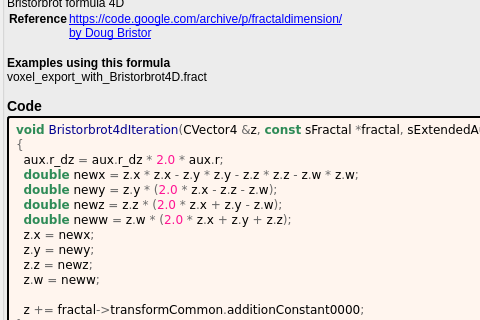
First picture: the form in mandelbulber2/formula/ui/bristorbrot4d.ui, repository buddhi1980/mandelbulber2, before the edit; both pictures show x 0 to 480 and y 144 to 464 of the 790 by 1040 pixel window.
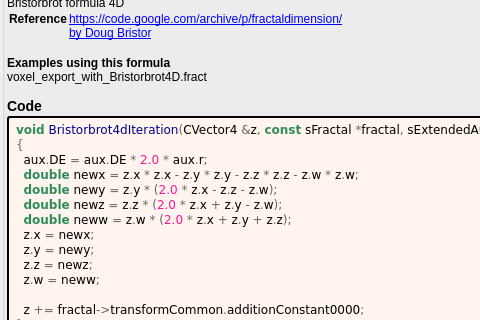
Second picture: the form after the edit. Custom widgets are drawn as their Qt base class.

Diff of the .ui file:
```diff
--- a/mandelbulber2/formula/ui/bristorbrot4d.ui
+++ b/mandelbulber2/formula/ui/bristorbrot4d.ui
@@ -247,7 +247,7 @@
          <string notr="true">&lt;body style=&quot;background-color:#fff5ee&quot;&gt;
 &lt;pre style=&quot;color:#000000; background-color:#fff5ee;  font-family:'Courier New',monospace;&quot;&gt;&lt;span style=&quot;color:#2e8b57; font-weight:bold&quot;&gt;void&lt;/span&gt; &lt;span style=&quot;color:#00008f&quot;&gt;Bristorbrot4dIteration&lt;/span&gt;&lt;span style=&quot;color:#676767&quot;&gt;(&lt;/span&gt;CVector4 &lt;span style=&quot;color:#676767&quot;&gt;&amp;amp;&lt;/span&gt;z&lt;span style=&quot;color:#676767&quot;&gt;,&lt;/span&gt; &lt;span style=&quot;color:#2e8b57; font-weight:bold&quot;&gt;const&lt;/span&gt; sFractal &lt;span style=&quot;color:#676767&quot;&gt;*&lt;/span&gt;fractal&lt;span style=&quot;color:#676767&quot;&gt;,&lt;/span&gt; sExtendedAux &lt;span style=&quot;color:#676767&quot;&gt;&amp;amp;&lt;/span&gt;aux&lt;span style=&quot;color:#676767&quot;&gt;)&lt;/span&gt;
 &lt;span style=&quot;color:#676767&quot;&gt;{&lt;/span&gt;
-  aux&lt;span style=&quot;color:#676767&quot;&gt;.&lt;/span&gt;r_dz &lt;span style=&quot;color:#676767&quot;&gt;=&lt;/span&gt; aux&lt;span style=&quot;color:#676767&quot;&gt;.&lt;/span&gt;r_dz &lt;span style=&quot;color:#676767&quot;&gt;*&lt;/span&gt; &lt;span style=&quot;color:#ff1493&quot;&gt;2.0&lt;/span&gt; &lt;span style=&quot;color:#676767&quot;&gt;*&lt;/span&gt; aux&lt;span style=&quot;color:#676767&quot;&gt;.&lt;/span&gt;r&lt;span style=&quot;color:#676767&quot;&gt;;&lt;/span&gt;
+  aux&lt;span style=&quot;color:#676767&quot;&gt;.&lt;/span&gt;DE &lt;span style=&quot;color:#676767&quot;&gt;=&lt;/span&gt; aux&lt;span style=&quot;color:#676767&quot;&gt;.&lt;/span&gt;DE &lt;span style=&quot;color:#676767&quot;&gt;*&lt;/span&gt; &lt;span style=&quot;color:#ff1493&quot;&gt;2.0&lt;/span&gt; &lt;span style=&quot;color:#676767&quot;&gt;*&lt;/span&gt; aux&lt;span style=&quot;color:#676767&quot;&gt;.&lt;/span&gt;r&lt;span style=&quot;color:#676767&quot;&gt;;&lt;/span&gt;
   &lt;span style=&quot;color:#2e8b57; font-weight:bold&quot;&gt;double&lt;/span&gt; newx &lt;span style=&quot;color:#676767&quot;&gt;=&lt;/span&gt; z&lt;span style=&quot;color:#676767&quot;&gt;.&lt;/span&gt;x &lt;span style=&quot;color:#676767&quot;&gt;*&lt;/span&gt; z&lt;span style=&quot;color:#676767&quot;&gt;.&lt;/span&gt;x &lt;span style=&quot;color:#676767&quot;&gt;-&lt;/span&gt; z&lt;span style=&quot;color:#676767&quot;&gt;.&lt;/span&gt;y &lt;span style=&quot;color:#676767&quot;&gt;*&lt;/span&gt; z&lt;span style=&quot;color:#676767&quot;&gt;.&lt;/span&gt;y &lt;span style=&quot;color:#676767&quot;&gt;-&lt;/span&gt; z&lt;span style=&quot;color:#676767&quot;&gt;.&lt;/span&gt;z &lt;span style=&quot;color:#676767&quot;&gt;*&lt;/span&gt; z&lt;span style=&quot;color:#676767&quot;&gt;.&lt;/span&gt;z &lt;span style=&quot;color:#676767&quot;&gt;-&lt;/span&gt; z&lt;span style=&quot;color:#676767&quot;&gt;.&lt;/span&gt;w &lt;span style=&quot;color:#676767&quot;&gt;*&lt;/span&gt; z&lt;span style=&quot;color:#676767&quot;&gt;.&lt;/span&gt;w&lt;span style=&quot;color:#676767&quot;&gt;;&lt;/span&gt;
   &lt;span style=&quot;color:#2e8b57; font-weight:bold&quot;&gt;double&lt;/span&gt; newy &lt;span style=&quot;color:#676767&quot;&gt;=&lt;/span&gt; z&lt;span style=&quot;color:#676767&quot;&gt;.&lt;/span&gt;y &lt;span style=&quot;color:#676767&quot;&gt;* (&lt;/span&gt;&lt;span style=&quot;color:#ff1493&quot;&gt;2.0&lt;/span&gt; &lt;span style=&quot;color:#676767&quot;&gt;*&lt;/span&gt; z&lt;span style=&quot;color:#676767&quot;&gt;.&lt;/span&gt;x &lt;span style=&quot;color:#676767&quot;&gt;-&lt;/span&gt; z&lt;span style=&quot;color:#676767&quot;&gt;.&lt;/span&gt;z &lt;span style=&quot;color:#676767&quot;&gt;-&lt;/span&gt; z&lt;span style=&quot;color:#676767&quot;&gt;.&lt;/span&gt;w&lt;span style=&quot;color:#676767&quot;&gt;);&lt;/span&gt;
   &lt;span style=&quot;color:#2e8b57; font-weight:bold&quot;&gt;double&lt;/span&gt; newz &lt;span style=&quot;color:#676767&quot;&gt;=&lt;/span&gt; z&lt;span style=&quot;color:#676767&quot;&gt;.&lt;/span&gt;z &lt;span style=&quot;color:#676767&quot;&gt;* (&lt;/span&gt;&lt;span style=&quot;color:#ff1493&quot;&gt;2.0&lt;/span&gt; &lt;span style=&quot;color:#676767&quot;&gt;*&lt;/span&gt; z&lt;span style=&quot;color:#676767&quot;&gt;.&lt;/span&gt;x &lt;span style=&quot;color:#676767&quot;&gt;+&lt;/span&gt; z&lt;span style=&quot;color:#676767&quot;&gt;.&lt;/span&gt;y &lt;span style=&quot;color:#676767&quot;&gt;-&lt;/span&gt; z&lt;span style=&quot;color:#676767&quot;&gt;.&lt;/span&gt;w&lt;span style=&quot;color:#676767&quot;&gt;);&lt;/span&gt;
```
